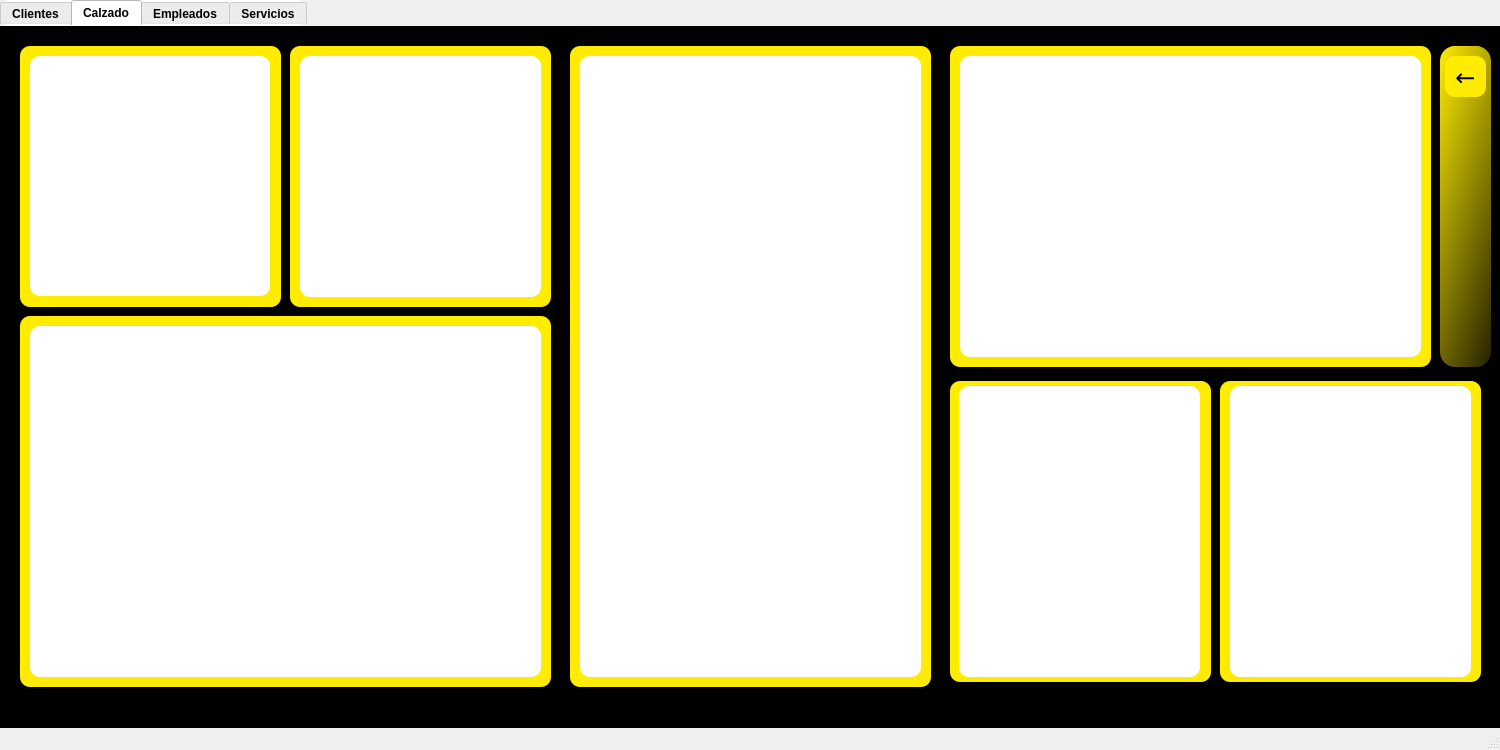
xXDatiXx/DashBoard_Bases, file dashboard.ui: the form before one commit.
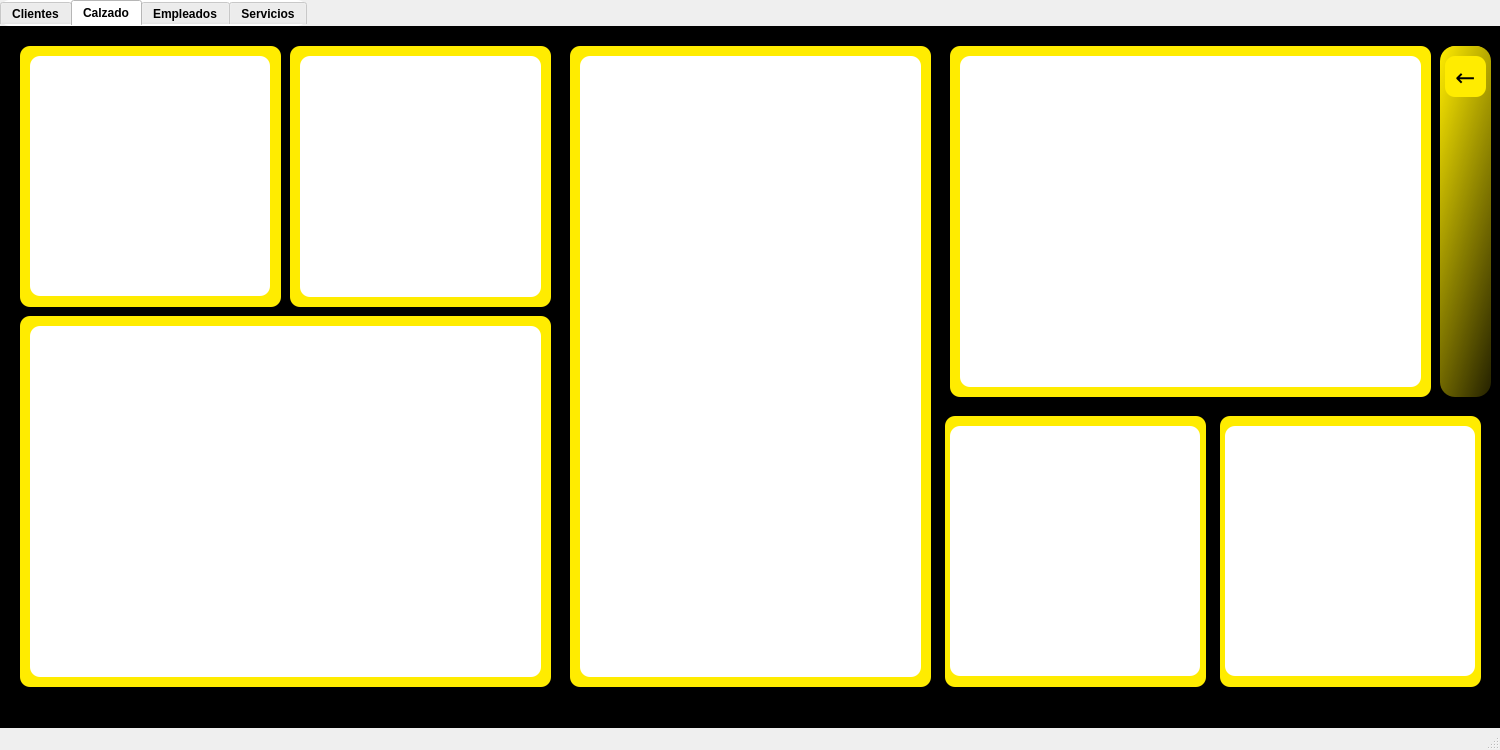
The form after the commit. The open tabs and pages were chosen to show the change.

What changed in the file:
```diff
--- a/dashboard.ui
+++ b/dashboard.ui
@@ -393,9 +393,9 @@
       <property name="geometry">
        <rect>
         <x>1220</x>
-        <y>355</y>
+        <y>390</y>
         <width>261</width>
-        <height>301</height>
+        <height>271</height>
        </rect>
       </property>
       <property name="styleSheet">
@@ -485,10 +485,10 @@
      <widget class="QLabel" name="label_105">
       <property name="geometry">
        <rect>
-        <x>950</x>
-        <y>355</y>
+        <x>945</x>
+        <y>390</y>
         <width>261</width>
-        <height>301</height>
+        <height>271</height>
        </rect>
       </property>
       <property name="styleSheet">
@@ -501,10 +501,10 @@
      <widget class="QGraphicsView" name="calzado_graphicsView_8">
       <property name="geometry">
        <rect>
-        <x>1230</x>
-        <y>360</y>
-        <width>241</width>
-        <height>291</height>
+        <x>1225</x>
+        <y>400</y>
+        <width>250</width>
+        <height>250</height>
        </rect>
       </property>
      </widget>
@@ -514,7 +514,7 @@
         <x>1440</x>
         <y>20</y>
         <width>51</width>
-        <height>321</height>
+        <height>351</height>
        </rect>
       </property>
       <property name="styleSheet">
@@ -554,10 +554,10 @@
      <widget class="QGraphicsView" name="calzado_graphicsView_7">
       <property name="geometry">
        <rect>
-        <x>959</x>
-        <y>360</y>
-        <width>241</width>
-        <height>291</height>
+        <x>950</x>
+        <y>400</y>
+        <width>250</width>
+        <height>250</height>
        </rect>
       </property>
      </widget>
@@ -607,7 +607,7 @@
         <x>950</x>
         <y>20</y>
         <width>481</width>
-        <height>321</height>
+        <height>351</height>
        </rect>
       </property>
       <property name="styleSheet">
@@ -623,7 +623,7 @@
         <x>960</x>
         <y>30</y>
         <width>461</width>
-        <height>301</height>
+        <height>331</height>
        </rect>
       </property>
      </widget>
```
Left out of the diff: 36 changed lines with no effect on the pictures.
